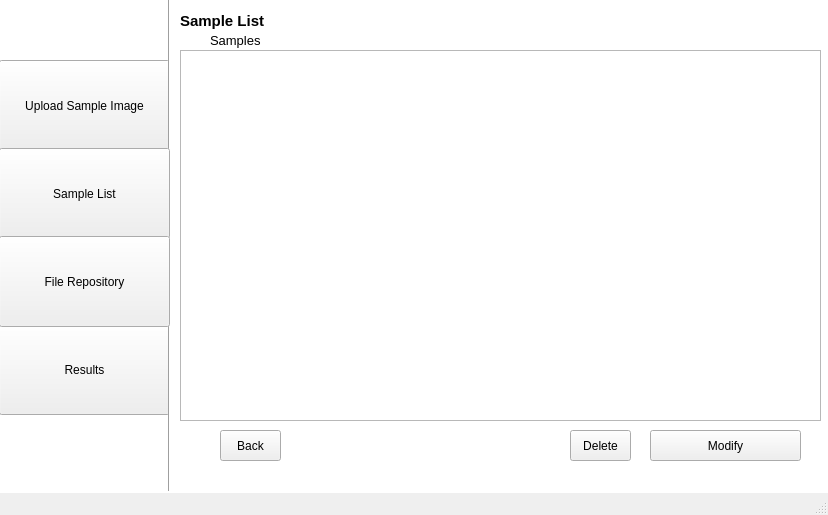
Qt form app/gui/UI/ui_6.ui (CSID-DGU/2023-1-CECD3-Sugar-4) before a commit.
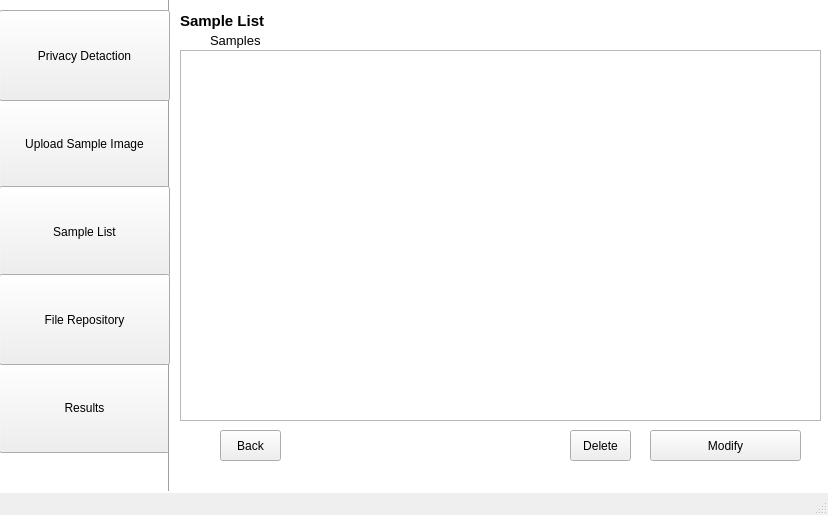
The same form after that commit.

Commit message:
ui: Privacy Detaction button
Privacy Detaction button 추가

Patch:
```diff
--- a/app/gui/UI/ui_6.ui
+++ b/app/gui/UI/ui_6.ui
@@ -40,7 +40,7 @@
     <property name="geometry">
      <rect>
       <x>-1</x>
-      <y>60</y>
+      <y>98</y>
       <width>171</width>
       <height>91</height>
      </rect>
@@ -53,7 +53,7 @@
     <property name="geometry">
      <rect>
       <x>-1</x>
-      <y>324</y>
+      <y>362</y>
       <width>171</width>
       <height>91</height>
      </rect>
@@ -156,7 +156,7 @@
     <property name="geometry">
      <rect>
       <x>-1</x>
-      <y>148</y>
+      <y>186</y>
       <width>171</width>
       <height>91</height>
      </rect>
@@ -195,7 +195,7 @@
     <property name="geometry">
      <rect>
       <x>-1</x>
-      <y>236</y>
+      <y>274</y>
       <width>171</width>
       <height>91</height>
      </rect>
@@ -204,6 +204,19 @@
      <string>File Repository</string>
     </property>
    </widget>
+   <widget class="QPushButton" name="pushButton_8">
+    <property name="geometry">
+     <rect>
+      <x>-1</x>
+      <y>10</y>
+      <width>171</width>
+      <height>91</height>
+     </rect>
+    </property>
+    <property name="text">
+     <string>Privacy Detaction</string>
+    </property>
+   </widget>
   </widget>
   <widget class="QMenuBar" name="menubar">
    <property name="geometry">
```
The commit also changes 12 other files.
